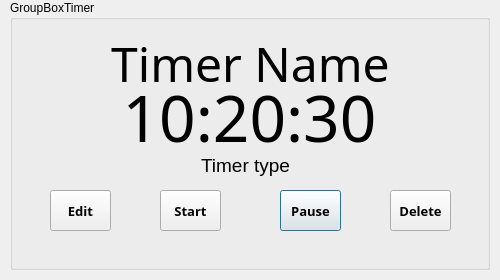
First picture: the form in lab2/lab2-qt/showtimer.ui, repository Megarekrut65/OOP-labs, before the edit.
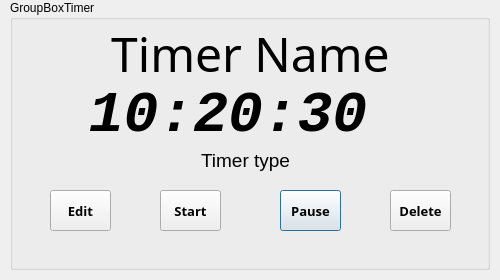
Second picture: the form after the edit.

Diff of the .ui file:
```diff
--- a/lab2/lab2-qt/showtimer.ui
+++ b/lab2/lab2-qt/showtimer.ui
@@ -61,23 +61,24 @@
    <widget class="QLabel" name="lblTimer">
     <property name="geometry">
      <rect>
-      <x>4</x>
-      <y>81</y>
+      <x>0</x>
+      <y>80</y>
       <width>471</width>
       <height>71</height>
      </rect>
     </property>
     <property name="font">
      <font>
-      <family>Segoe UI Light</family>
-      <pointsize>48</pointsize>
+      <family>Consolas</family>
+      <pointsize>36</pointsize>
+      <italic>true</italic>
      </font>
     </property>
     <property name="cursor">
      <cursorShape>ArrowCursor</cursorShape>
     </property>
     <property name="text">
-     <string>10:20:30</string>
+     <string>&lt;h3 style=&quot;red&quot;&gt; 10:20:30 &lt;/h3&gt;</string>
     </property>
     <property name="scaledContents">
      <bool>false</bool>
@@ -147,7 +148,7 @@
     <property name="geometry">
      <rect>
       <x>0</x>
-      <y>30</y>
+      <y>20</y>
       <width>481</width>
       <height>61</height>
      </rect>
@@ -247,7 +248,7 @@
     <property name="geometry">
      <rect>
       <x>180</x>
-      <y>155</y>
+      <y>150</y>
       <width>111</width>
       <height>21</height>
      </rect>
```
